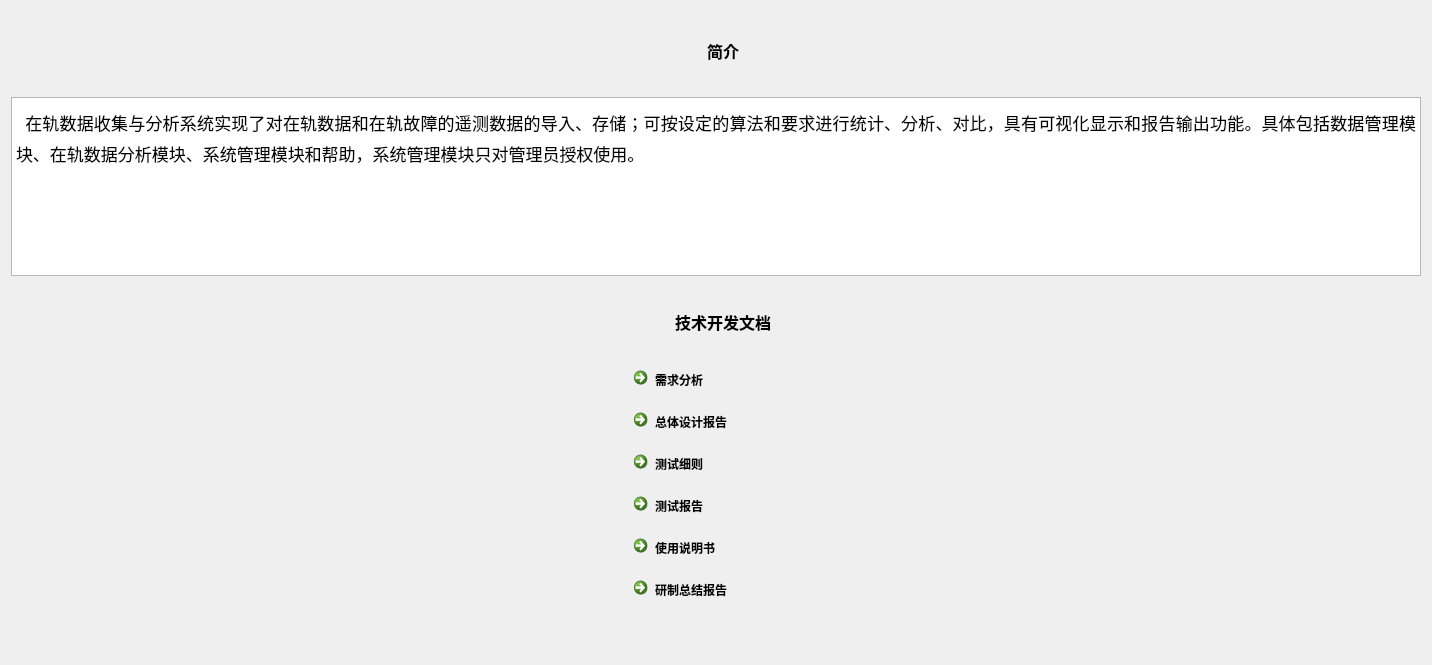
Above: help.ui from histest/DACS before the change. Below: the same form after it.
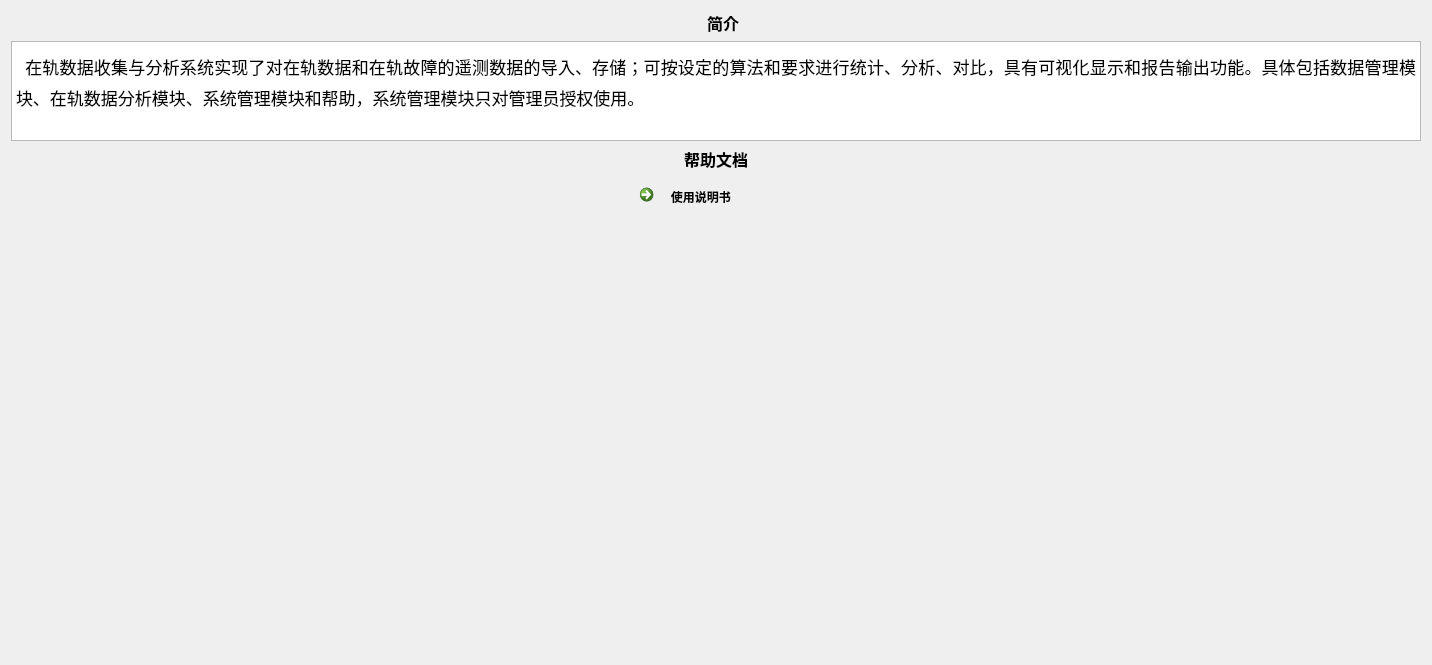
That is the form after the change.

```diff
--- a/help.ui
+++ b/help.ui
@@ -13,22 +13,7 @@
   <property name="windowTitle">
    <string>help</string>
   </property>
-  <layout class="QVBoxLayout" name="verticalLayout_2">
-   <item>
     <layout class="QVBoxLayout" name="verticalLayout">
-     <item>
-      <spacer name="verticalSpacer_2">
-       <property name="orientation">
-        <enum>Qt::Vertical</enum>
-       </property>
-       <property name="sizeHint" stdset="0">
-        <size>
-         <width>20</width>
-         <height>40</height>
-        </size>
-       </property>
-      </spacer>
-     </item>
      <item>
       <layout class="QHBoxLayout" name="horizontalLayout">
        <item>
@@ -90,19 +75,6 @@
        </item>
       </layout>
      </item>
-     <item>
-      <spacer name="verticalSpacer_5">
-       <property name="orientation">
-        <enum>Qt::Vertical</enum>
-       </property>
-       <property name="sizeHint" stdset="0">
-        <size>
-         <width>20</width>
-         <height>40</height>
-        </size>
-       </property>
-      </spacer>
-     </item>
      <item>
       <widget class="QTextBrowser" name="textBrowser">
        <property name="sizePolicy">
@@ -111,6 +83,18 @@
          <verstretch>0</verstretch>
         </sizepolicy>
        </property>
+     <property name="minimumSize">
+      <size>
+       <width>0</width>
+       <height>50</height>
+      </size>
+     </property>
+     <property name="maximumSize">
+      <size>
+       <width>16777215</width>
+       <height>100</height>
+      </size>
+     </property>
        <property name="autoFillBackground">
         <bool>true</bool>
        </property>
@@ -124,29 +108,9 @@
       </widget>
      </item>
      <item>
-      <spacer name="verticalSpacer">
-       <property name="orientation">
-        <enum>Qt::Vertical</enum>
-       </property>
-       <property name="sizeHint" stdset="0">
-        <size>
-         <width>20</width>
-         <height>40</height>
-        </size>
-       </property>
-      </spacer>
-     </item>
+    <layout class="QHBoxLayout" name="horizontalLayout_9">
      <item>
-      <layout class="QHBoxLayout" name="horizontalLayout_8">
-       <item>
-        <widget class="QLabel" name="label_6">
-         <property name="text">
-          <string/>
-         </property>
-        </widget>
-       </item>
-       <item>
-        <spacer name="horizontalSpacer_15">
+      <spacer name="horizontalSpacer_18">
          <property name="orientation">
           <enum>Qt::Horizontal</enum>
          </property>
@@ -159,31 +123,23 @@
         </spacer>
        </item>
        <item>
-        <widget class="QLabel" name="label_7">
+      <widget class="QLabel" name="label_8">
          <property name="font">
           <font>
-           <family>AcadEref</family>
+         <family>Agency FB</family>
            <pointsize>12</pointsize>
            <weight>75</weight>
+         <italic>false</italic>
            <bold>true</bold>
           </font>
          </property>
-         <property name="autoFillBackground">
-          <bool>true</bool>
-         </property>
          <property name="text">
-          <string>技术开发文档</string>
-         </property>
-         <property name="textFormat">
-          <enum>Qt::AutoText</enum>
-         </property>
-         <property name="scaledContents">
-          <bool>false</bool>
-         </property>
+        <string>帮助文档</string>
+       </property>
         </widget>
        </item>
        <item>
-        <spacer name="horizontalSpacer_16">
+      <spacer name="horizontalSpacer_17">
          <property name="orientation">
           <enum>Qt::Horizontal</enum>
          </property>
@@ -197,198 +153,6 @@
        </item>
       </layout>
      </item>
-     <item>
-      <spacer name="verticalSpacer_4">
-       <property name="orientation">
-        <enum>Qt::Vertical</enum>
-       </property>
-       <property name="sizeType">
-        <enum>QSizePolicy::Fixed</enum>
-       </property>
-       <property name="sizeHint" stdset="0">
-        <size>
-         <width>20</width>
-         <height>20</height>
-        </size>
-       </property>
-      </spacer>
-     </item>
-     <item>
-      <layout class="QHBoxLayout" name="horizontalLayout_2">
-       <item>
-        <spacer name="horizontalSpacer_3">
-         <property name="orientation">
-          <enum>Qt::Horizontal</enum>
-         </property>
-         <property name="sizeHint" stdset="0">
-          <size>
-           <width>40</width>
-           <height>20</height>
-          </size>
-         </property>
-        </spacer>
-       </item>
-       <item>
-        <widget class="QCommandLinkButton" name="commandLinkButton">
-         <property name="text">
-          <string>需求分析</string>
-         </property>
-        </widget>
-       </item>
-       <item>
-        <spacer name="horizontalSpacer_4">
-         <property name="orientation">
-          <enum>Qt::Horizontal</enum>
-         </property>
-         <property name="sizeHint" stdset="0">
-          <size>
-           <width>40</width>
-           <height>20</height>
-          </size>
-         </property>
-        </spacer>
-       </item>
-       <item>
-        <widget class="QLabel" name="label_4">
-         <property name="text">
-          <string/>
-         </property>
-        </widget>
-       </item>
-      </layout>
-     </item>
-     <item>
-      <layout class="QHBoxLayout" name="horizontalLayout_3">
-       <item>
-        <spacer name="horizontalSpacer_5">
-         <property name="orientation">
-          <enum>Qt::Horizontal</enum>
-         </property>
-         <property name="sizeHint" stdset="0">
-          <size>
-           <width>40</width>
-           <height>20</height>
-          </size>
-         </property>
-        </spacer>
-       </item>
-       <item>
-        <widget class="QCommandLinkButton" name="commandLinkButton_2">
-         <property name="text">
-          <string>总体设计报告</string>
-         </property>
-        </widget>
-       </item>
-       <item>
-        <spacer name="horizontalSpacer_6">
-         <property name="orientation">
-          <enum>Qt::Horizontal</enum>
-         </property>
-         <property name="sizeHint" stdset="0">
-          <size>
-           <width>40</width>
-           <height>20</height>
-          </size>
-         </property>
-        </spacer>
-       </item>
-       <item>
-        <widget class="QLabel" name="label_5">
-         <property name="text">
-          <string/>
-         </property>
-        </widget>
-       </item>
-      </layout>
-     </item>
-     <item>
-      <layout class="QHBoxLayout" name="horizontalLayout_4">
-       <item>
-        <spacer name="horizontalSpacer_7">
-         <property name="orientation">
-          <enum>Qt::Horizontal</enum>
-         </property>
-         <property name="sizeHint" stdset="0">
-          <size>
-           <width>40</width>
-           <height>20</height>
-          </size>
-         </property>
-        </spacer>
-       </item>
-       <item>
-        <widget class="QCommandLinkButton" name="commandLinkButton_3">
-         <property name="text">
-          <string>测试细则</string>
-         </property>
-        </widget>
-       </item>
-       <item>
-        <spacer name="horizontalSpacer_8">
-         <property name="orientation">
-          <enum>Qt::Horizontal</enum>
-         </property>
-         <property name="sizeHint" stdset="0">
-          <size>
-           <width>40</width>
-           <height>20</height>
-          </size>
-         </property>
-        </spacer>
-       </item>
-       <item>
-        <widget class="QLabel" name="label_11">
-         <property name="text">
-          <string/>
-         </property>
-        </widget>
-       </item>
-      </layout>
-     </item>
-     <item>
-      <layout class="QHBoxLayout" name="horizontalLayout_5">
-       <item>
-        <spacer name="horizontalSpacer_9">
-         <property name="orientation">
-          <enum>Qt::Horizontal</enum>
-         </property>
-         <property name="sizeHint" stdset="0">
-          <size>
-           <width>40</width>
-           <height>20</height>
-          </size>
-         </property>
-        </spacer>
-       </item>
-       <item>
-        <widget class="QCommandLinkButton" name="commandLinkButton_4">
-         <property name="text">
-          <string>测试报告</string>
-         </property>
-        </widget>
-       </item>
-       <item>
-        <spacer name="horizontalSpacer_10">
-         <property name="orientation">
-          <enum>Qt::Horizontal</enum>
-         </property>
-         <property name="sizeHint" stdset="0">
-          <size>
-           <width>40</width>
-           <height>20</height>
-          </size>
-         </property>
-        </spacer>
-       </item>
-       <item>
-        <widget class="QLabel" name="label_12">
-         <property name="text">
-          <string/>
-         </property>
-        </widget>
-       </item>
-      </layout>
-     </item>
      <item>
       <layout class="QHBoxLayout" name="horizontalLayout_6">
        <item>
@@ -407,7 +171,7 @@
        <item>
         <widget class="QCommandLinkButton" name="commandLinkButton_5">
          <property name="text">
-          <string>使用说明书</string>
+        <string>   使用说明书</string>
          </property>
         </widget>
        </item>
@@ -424,58 +188,20 @@
          </property>
         </spacer>
        </item>
-       <item>
-        <widget class="QLabel" name="label_13">
-         <property name="text">
-          <string/>
-         </property>
-        </widget>
-       </item>
       </layout>
      </item>
      <item>
-      <layout class="QHBoxLayout" name="horizontalLayout_7">
-       <item>
-        <spacer name="horizontalSpacer_13">
+    <spacer name="verticalSpacer">
          <property name="orientation">
-          <enum>Qt::Horizontal</enum>
+      <enum>Qt::Vertical</enum>
          </property>
          <property name="sizeHint" stdset="0">
           <size>
-           <width>40</width>
-           <height>20</height>
+       <width>20</width>
+       <height>40</height>
           </size>
          </property>
         </spacer>
-       </item>
-       <item>
-        <widget class="QCommandLinkButton" name="commandLinkButton_6">
-         <property name="text">
-          <string>研制总结报告</string>
-         </property>
-        </widget>
-       </item>
-       <item>
-        <spacer name="horizontalSpacer_14">
-         <property name="orientation">
-          <enum>Qt::Horizontal</enum>
-         </property>
-         <property name="sizeHint" stdset="0">
-          <size>
-           <width>40</width>
-           <height>20</height>
-          </size>
-         </property>
-        </spacer>
-       </item>
-       <item>
-        <widget class="QLabel" name="label_14">
-         <property name="text">
-          <string/>
-         </property>
-        </widget>
-       </item>
-      </layout>
      </item>
      <item>
       <widget class="QLabel" name="label">
@@ -491,13 +217,11 @@
        </property>
        <property name="sizeHint" stdset="0">
         <size>
-         <width>20</width>
-         <height>40</height>
+       <width>1409</width>
+       <height>2</height>
         </size>
        </property>
       </spacer>
-     </item>
-    </layout>
    </item>
   </layout>
  </widget>
```
Lines whose indentation alone changed are shown as unchanged.
